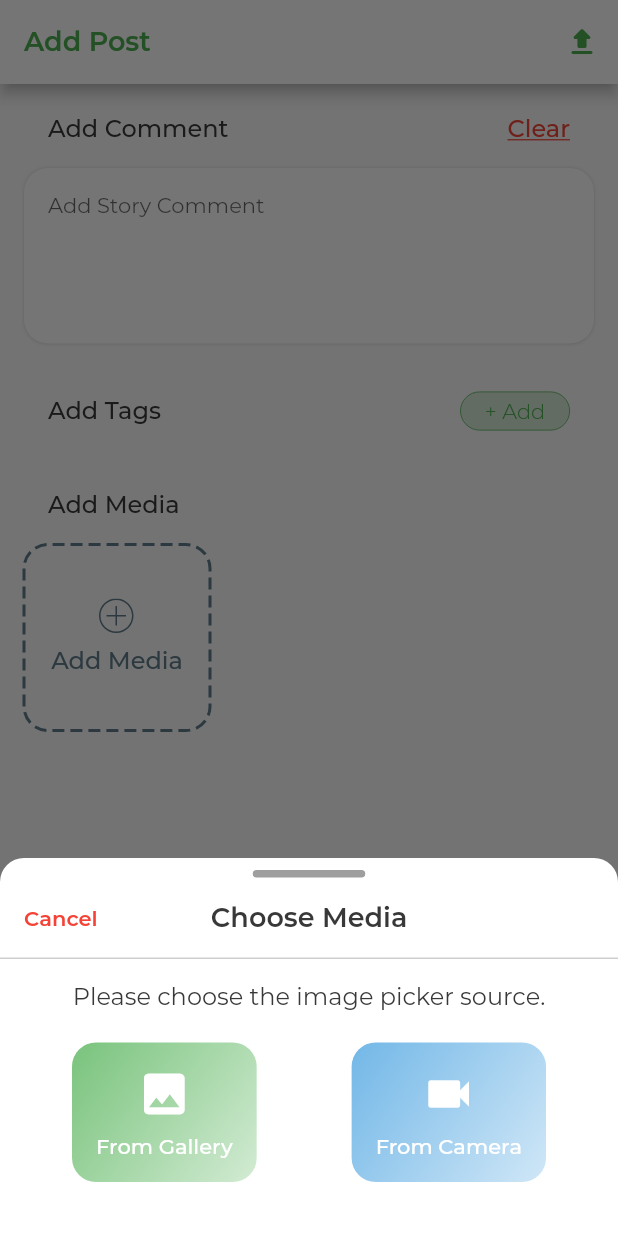
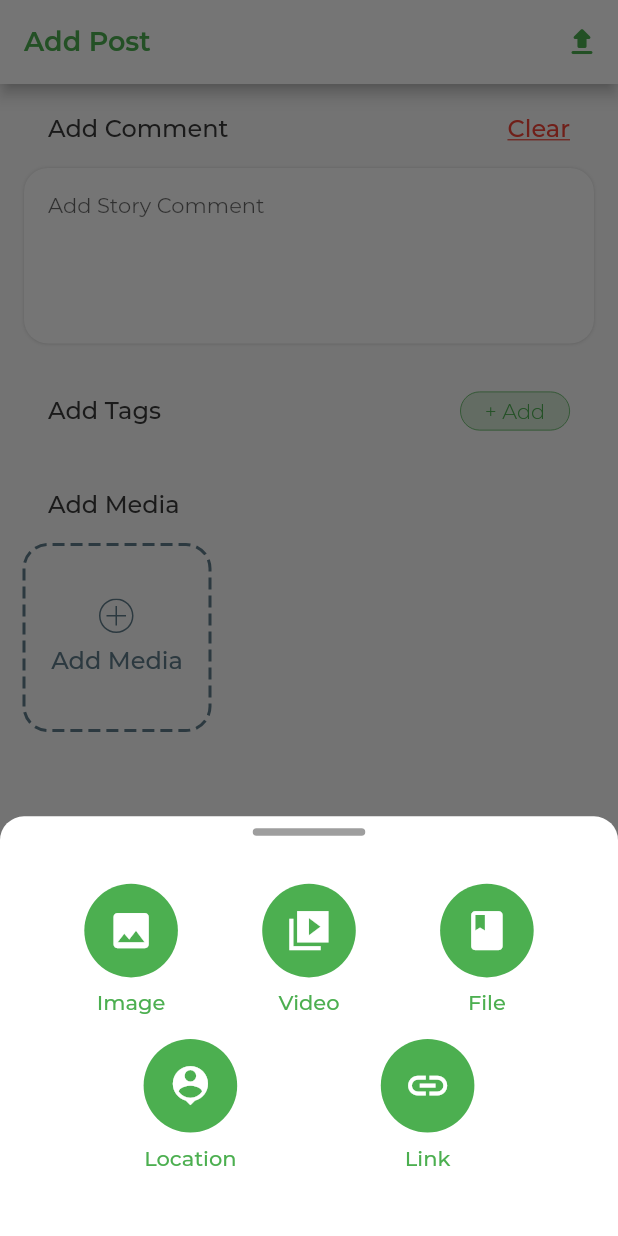
Before and after one commit to KhamphoneSomsanid/SimpleChat, a Flutter app: the AddPostScreen screen opened directly, after a tap on "Add Media", on a phone screen of 412 x 824 dp. Run offline on Flutter 3.47's test engine with Material 2 defaults, Android fonts, the phone set to English and light mode, and no system bars; drawn by our look-alikes of dotted_border; our stand-ins replace contacts_service, device_info, flutter_local_notifications, flutter_svg, image_picker, in_app_review and 9 more; missing offline and left inert: custom_splash, flutter_inapp_purchase, flutter_simple_dependency_injection, sound_stream, video_thumbnail; accounts and stored records are empty; network calls fail; project files that could hold a hidden picture were left out.

Commit message:
1.0.0+6 update thumbnail

```diff
--- a/lib/models/story_model.dart
+++ b/lib/models/story_model.dart
@@ -222,7 +222,7 @@ class ExtraStoryModel {
                     crossAxisAlignment: CrossAxisAlignment.start,
                     children: [
                       Text(
-                        StringService.getCurrentTimeValue(list.last.regdate),
+                        StringService.getCurrentTimeValue(list.first.regdate),
                         maxLines: 1,
                         style: mediumText.copyWith(
                             fontSize: fontXSm, color: Colors.white),
--- a/lib/screens/main/post_screen.dart
+++ b/lib/screens/main/post_screen.dart
@@ -126,7 +126,7 @@ class _PostScreenState extends State<PostScreen> {
       ),
       body: SmartRefresher(
         enablePullDown: true,
-        enablePullUp: true,
+        enablePullUp: posts.length == limitCount,
         header: WaterDropHeader(),
         controller: _refreshController,
         onRefresh: _getData,
--- a/lib/screens/post/add_post_screen.dart
+++ b/lib/screens/post/add_post_screen.dart
@@ -1,3 +1,4 @@
+import 'dart:convert';
 import 'dart:io';
 
 import 'package:dotted_border/dotted_border.dart';
@@ -19,6 +20,7 @@ import 'package:simplechat/utils/dimens.dart';
 import 'package:simplechat/utils/params.dart';
 import 'package:simplechat/utils/themes.dart';
 import 'package:simplechat/widgets/appbar_widget.dart';
+import 'package:simplechat/widgets/common_widget.dart';
 import 'package:simplechat/widgets/label_widget.dart';
 import 'package:video_player/video_player.dart';
 
@@ -37,6 +39,7 @@ class _AddPostScreenState extends State<AddPostScreen> {
   List<MediaModel> models = [];
   List<String> tags = [];
   List<UserModel> users = [];
+
 
   @override
   void initState() {
@@ -64,15 +67,35 @@ class _AddPostScreenState extends State<AddPostScreen> {
     PickedFile image = await ImagePicker().getImage(
         source: source, imageQuality: 50, maxWidth: 4000, maxHeight: 4000);
 
-    String base64Thumnbail = await ImageService()
+    String base64Thumbnail = await ImageService()
         .getThumbnailBase64FromImage(File(image.path), width: 320, height: 320);
 
     MediaModel mediaModel = MediaModel(
       userid: currentUser.id,
       kind: 'POST',
       type: 'IMAGE',
-      thumbnail: base64Thumnbail,
+      thumbnail: base64Thumbnail,
       file: File(image.path),
+      other: '',
+    );
+
+    setState(() {
+      models.add(mediaModel);
+    });
+  }
+
+  _vidPicker(ImageSource source) async {
+    PickedFile video = await ImagePicker().getVideo(source: source);
+
+    String base64Thumbnail = await ImageService()
+        .getThumbnailBase64FromVideo(File(video.path), width: 320, height: 320);
+
+    MediaModel mediaModel = MediaModel(
+      userid: currentUser.id,
+      kind: 'POST',
+      type: 'VIDEO',
+      thumbnail: base64Thumbnail,
+      file: File(video.path),
       other: '',
     );
 
@@ -148,9 +171,6 @@ class _AddPostScreenState extends State<AddPostScreen> {
   }
 
   void upload() async {
-    // String resp = await FileService().uploadImageHTTP(models[0].file, 'url');
-    // print('resp ===> $resp');
-    // return;
     String comment = _commentController.text;
     if (comment.isEmpty && models.isEmpty) {
       DialogService(context).showSnackbar(
@@ -369,41 +389,11 @@ class _AddPostScreenState extends State<AddPostScreen> {
                 Wrap(
                   children: [
                     for (var tag in tags)
-                      Container(
-                        margin: EdgeInsets.symmetric(
-                            horizontal: 4.0, vertical: 2.0),
-                        padding: EdgeInsets.symmetric(
-                            horizontal: offsetSm, vertical: 2),
-                        decoration: BoxDecoration(
-                            color: blueColor.withOpacity(0.5),
-                            border: Border.all(color: blueColor),
-                            borderRadius:
-                                BorderRadius.all(Radius.circular(offsetBase))),
-                        child: Row(
-                          mainAxisSize: MainAxisSize.min,
-                          children: [
-                            Text(
-                              tag,
-                              style: boldText.copyWith(
-                                  fontSize: fontMd, color: Colors.white),
-                            ),
-                            SizedBox(
-                              width: offsetXSm,
-                            ),
-                            InkWell(
-                                onTap: () {
-                                  setState(() {
-                                    tags.remove(tag);
-                                  });
-                                },
-                                child: Icon(
-                                  Icons.cancel,
-                                  color: Colors.white,
-                                  size: offsetBase,
-                                )),
-                          ],
-                        ),
-                      ),
+                      tagWidget(tag, isDelete: true, delete: () {
+                        setState(() {
+                          tags.remove(tag);
+                        });
+                      }),
                   ],
                 ),
                 SizedBox(
@@ -432,14 +422,14 @@ class _AddPostScreenState extends State<AddPostScreen> {
                       return (index == models.length && models.length < 9)
                           ? InkWell(
                               onTap: () {
-                                showPickerDialog();
+                                showTypeDialog();
                               },
                               child: addMedalWidget())
                           : (index < models.length)
                               ? models[index].mediaWidget(
-                                  models[index].type == 'IMAGE'
-                                      ? previewImage(models[index].file)
-                                      : previewVideo(), remove: () {
+                                  models[index].type == 'IMAGE' || models[index].type == 'VIDEO'
+                                      ? previewImage(models[index].thumbnail)
+                                      : Container(), remove: () {
                                   setState(() {
                                     models.removeAt(index);
                                   });
@@ -460,8 +450,7 @@ class _AddPostScreenState extends State<AddPostScreen> {
     return Container(
       width: double.infinity,
       height: double.infinity,
-      child: Image.file(
-        File(_image.path),
+      child: Image.memory(base64.decode(_image),
         fit: BoxFit.cover,
       ),
     );
@@ -479,6 +468,31 @@ class _AddPostScreenState extends State<AddPostScreen> {
         aspectRatio: _videoController.value.aspectRatio,
         child: VideoPlayer(_videoController),
       ),
+    );
+  }
+
+  void showTypeDialog() {
+    DialogService(context).showTypeDialog(
+      chooseImage: () {
+        Navigator.of(context).pop();
+        showPickerDialog(isVideo: false);
+      },
+      chooseVideo: () {
+        Navigator.of(context).pop();
+        showPickerDialog(isVideo: true);
+      },
+      chooseDocument: () {
+        Navigator.of(context).pop();
+        DialogService(context).showSnackbar(notSupport, _scaffoldKey, type: SnackBarType.ERROR);
+      },
+      chooseLocation: () {
+        Navigator.of(context).pop();
+        DialogService(context).showSnackbar(notSupport, _scaffoldKey, type: SnackBarType.ERROR);
+      },
+      chooseLink: () {
+        Navigator.of(context).pop();
+        DialogService(context).showSnackbar(notSupport, _scaffoldKey, type: SnackBarType.ERROR);
+      },
     );
   }
 
@@ -543,12 +557,11 @@ class _AddPostScreenState extends State<AddPostScreen> {
                     InkWell(
                       onTap: () {
                         Navigator.of(context).pop();
-                        // if (isVideo) {
-                        //   _videoPicker(data['source']);
-                        // } else {
-                        //   _imgPicker(data['source']);
-                        // }
-                        _imgPicker(data['source']);
+                        if (isVideo) {
+                          _vidPicker(data['source']);
+                        } else {
+                          _imgPicker(data['source']);
+                        }
                       },
                       child: Container(
                         padding: EdgeInsets.symmetric(
--- a/lib/services/dialog_service.dart
+++ b/lib/services/dialog_service.dart
@@ -11,7 +11,7 @@ class DialogService {
   DialogService(this.context);
 
   Future<dynamic> showCustomModalBottomSheet({
-    @required Widget titleWidget,
+    Widget titleWidget,
     @required Widget bodyWidget,
     bool scrollControl = false,
   }) async {
@@ -36,8 +36,8 @@ class DialogService {
               height: offsetSm,
             ),
             BottomSheetTopStrip(),
-            titleWidget,
-            DividerWidget(),
+            if (titleWidget != null) titleWidget,
+            if (titleWidget != null) DividerWidget(),
             bodyWidget,
             SizedBox(
               height: offsetMd,
@@ -190,6 +190,114 @@ class DialogService {
     );
   }
 
+  Future<void> showTypeDialog({
+    Function() chooseImage,
+    Function() chooseVideo,
+    Function() chooseDocument,
+    Function() chooseLocation,
+    Function() chooseLink,
+  }) {
+    var types = [
+      {
+        'icon': Icons.image,
+        'title': 'Image',
+        'color': primaryColor,
+        'action' : chooseImage,
+      },
+      {
+        'icon': Icons.video_collection_sharp,
+        'title': 'Video',
+        'color': primaryColor,
+        'action' : chooseVideo,
+      },
+      {
+        'icon': Icons.book,
+        'title': 'File',
+        'color': primaryColor,
+        'action' : chooseDocument,
+      },
+      {
+        'icon': Icons.location_history,
+        'title': 'Location',
+        'color': primaryColor,
+        'action' : chooseLocation,
+      },
+      {
+        'icon': Icons.link,
+        'title': 'Link',
+        'color': primaryColor,
+        'action' : chooseLink,
+      },
+    ];
+
+    showCustomModalBottomSheet(
+      bodyWidget: Container(
+        padding: EdgeInsets.all(offsetBase),
+        child: Column(
+          children: [
+            SizedBox(height: offsetSm,),
+            Row(
+              mainAxisAlignment: MainAxisAlignment.spaceBetween,
+              children: [
+                Container(),
+                InkWell(
+                  onTap: types[0]['action'],
+                  child: getTypeWidget(types[0], (MediaQuery.of(context).size.width / 5 - offsetMd))
+                ),
+                InkWell(
+                    onTap: types[1]['action'],
+                    child: getTypeWidget(types[1], (MediaQuery.of(context).size.width / 5 - offsetMd))
+                ),
+                InkWell(
+                    onTap: types[2]['action'],
+                    child: getTypeWidget(types[2], (MediaQuery.of(context).size.width / 5 - offsetMd))
+                ),
+                Container(),
+              ],
+            ),
+            Row(
+              mainAxisAlignment: MainAxisAlignment.spaceBetween,
+              children: [
+                Container(),
+                InkWell(
+                    onTap: types[3]['action'],
+                    child: getTypeWidget(types[3], (MediaQuery.of(context).size.width / 5 - offsetMd))
+                ),
+                InkWell(
+                    onTap: types[4]['action'],
+                    child: getTypeWidget(types[4], (MediaQuery.of(context).size.width / 5 - offsetMd))
+                ),
+                Container(),
+              ],
+            ),
+          ],
+        ),
+      ),
+    );
+  }
+
+  Widget getTypeWidget(dynamic type, double size) {
+    return Container(
+      padding: EdgeInsets.symmetric(horizontal: offsetBase, vertical: offsetSm),
+      child: Column(
+        children: [
+          Container(
+            width: size, height: size,
+            decoration: BoxDecoration(
+              color: primaryColor,
+              borderRadius: BorderRadius.all(Radius.circular(size / 2)),
+            ),
+            child: Center(
+              child: Icon(type['icon'], color: Colors.white, size: size / 2,),
+            ),
+          ),
+          SizedBox(height: offsetSm,),
+          Text(type['title'], style: semiBold.copyWith(fontSize: fontBase, color: type['color']),),
+        ],
+      ),
+    );
+  }
+
 }
 
 enum SnackBarType { SUCCESS, WARING, INFO, ERROR }
--- a/lib/widgets/story_widget.dart
+++ b/lib/widgets/story_widget.dart
@@ -83,7 +83,7 @@ class _StoryWidgetState extends State<StoryWidget> {
           width: double.infinity,
           height: double.infinity,
           child: Image.network(
-            story.list.last.thumbnail,
+            story.list.first.thumbnail,
             fit: BoxFit.cover,
             loadingBuilder: (context, widget, event) {
               return event == null
--- a/pubspec.yaml
+++ b/pubspec.yaml
@@ -33,6 +33,8 @@ dependencies:
   package_info: ^0.4.3+4
   in_app_review: ^1.0.4
   url_launcher: ^5.6.0
+  video_thumbnail: ^0.3.3
+  image: ^2.1.19
 
   socket_io_client: ^0.9.4
   flutter_simple_dependency_injection: ^1.0.1
```
Also changed, not shown: lib/models/post_model.dart (+1 -17 lines), lib/services/image_service.dart (+20 -15 lines), lib/services/string_service.dart (+168 -0 lines), lib/widgets/common_widget.dart (+38 -0 lines), pubspec.lock.
